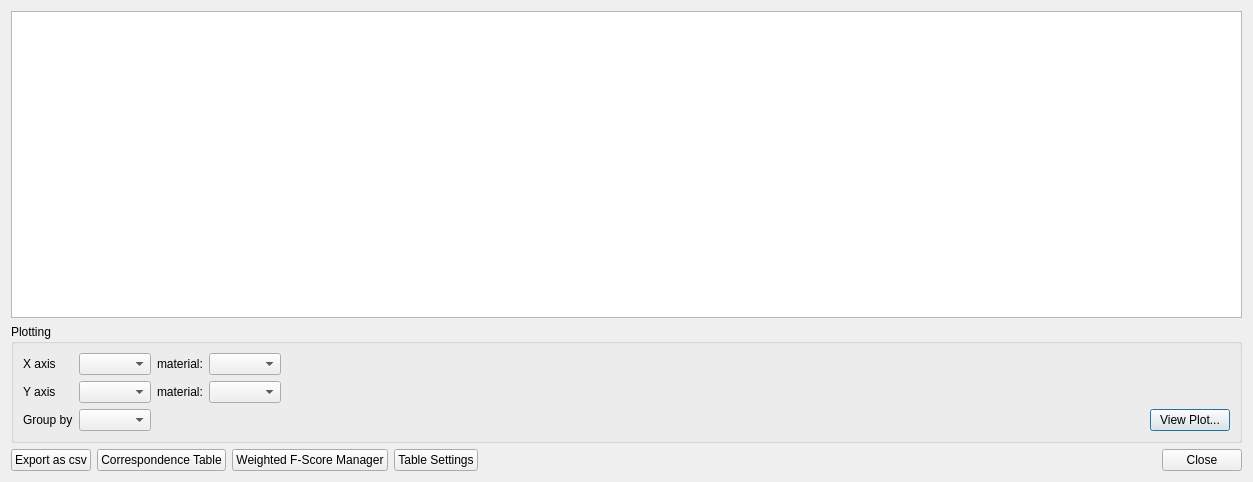
Before: the Qt Designer form src/ui/results_dialog.ui in LLNL/RASE, drawn with Qt 5.
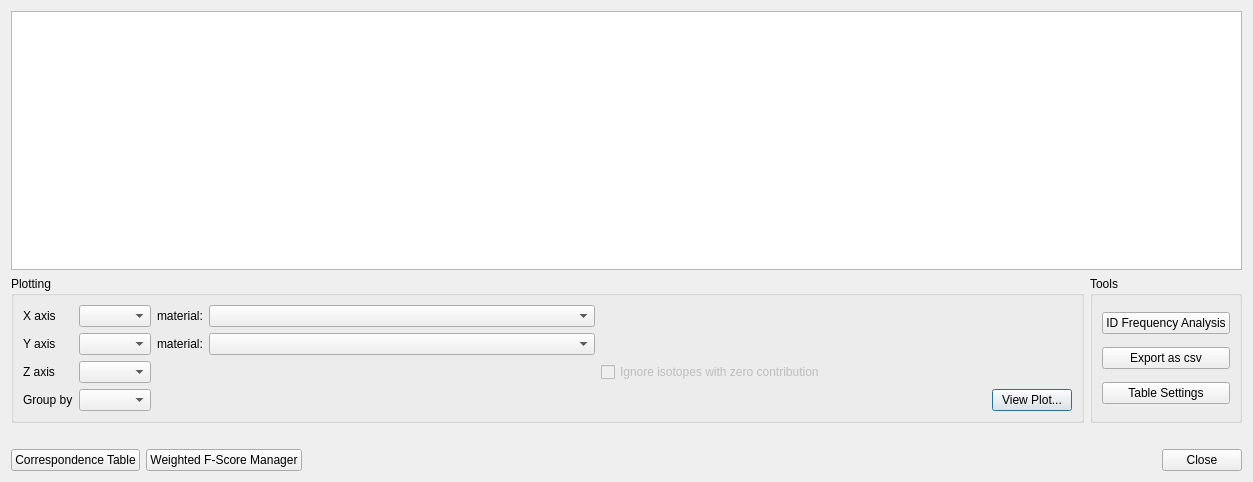
After: the same form once the commit is applied.

```diff
--- a/src/ui/results_dialog.ui
+++ b/src/ui/results_dialog.ui
@@ -13,8 +13,8 @@
   <property name="windowTitle">
    <string>View Results</string>
   </property>
-  <layout class="QGridLayout" name="gridLayout_2">
-   <item row="0" column="0">
+  <layout class="QVBoxLayout" name="verticalLayout">
+   <item>
     <widget class="QTableView" name="tblResView">
      <property name="editTriggers">
       <set>QAbstractItemView::NoEditTriggers</set>
@@ -24,57 +24,51 @@
      </property>
     </widget>
    </item>
-   <item row="1" column="0">
+   <item>
+    <layout class="QHBoxLayout" name="horizontalLayout_2">
+     <property name="bottomMargin">
+      <number>20</number>
+     </property>
+     <item>
     <widget class="QGroupBox" name="Plotting">
      <property name="title">
       <string>Plotting</string>
      </property>
      <layout class="QGridLayout" name="gridLayout">
+        <item row="4" column="5">
+         <widget class="QPushButton" name="btnViewPlot">
+          <property name="enabled">
+           <bool>true</bool>
+          </property>
+          <property name="text">
+           <string>View Plot...</string>
+          </property>
+         </widget>
+        </item>
+        <item row="4" column="1">
+         <widget class="QComboBox" name="cmbGroupBy"/>
+        </item>
+        <item row="3" column="1">
+         <widget class="QComboBox" name="cmbZaxis"/>
+        </item>
       <item row="1" column="3">
        <widget class="QComboBox" name="cmbYmat"/>
       </item>
-      <item row="0" column="0">
-       <widget class="QLabel" name="label">
-        <property name="text">
-         <string>X axis</string>
-        </property>
-       </widget>
-      </item>
-      <item row="0" column="4">
-       <spacer name="horizontalSpacer_4">
-        <property name="orientation">
-         <enum>Qt::Horizontal</enum>
-        </property>
-        <property name="sizeHint" stdset="0">
-         <size>
-          <width>40</width>
-          <height>20</height>
-         </size>
-        </property>
-       </spacer>
-      </item>
-      <item row="0" column="1">
-       <widget class="QComboBox" name="cmbXaxis"/>
-      </item>
-      <item row="1" column="2">
-       <widget class="QLabel" name="txtYmat">
-        <property name="text">
-         <string>material:</string>
-        </property>
-       </widget>
-      </item>
       <item row="0" column="3">
        <widget class="QComboBox" name="cmbXmat"/>
       </item>
-      <item row="2" column="1">
-       <widget class="QComboBox" name="cmbZaxis"/>
-      </item>
-      <item row="2" column="0">
-       <widget class="QLabel" name="label_3">
-        <property name="text">
-         <string>Group by</string>
-        </property>
-       </widget>
+        <item row="4" column="4">
+         <spacer name="horizontalSpacer">
+          <property name="orientation">
+           <enum>Qt::Horizontal</enum>
+          </property>
+          <property name="sizeHint" stdset="0">
+           <size>
+            <width>40</width>
+            <height>20</height>
+           </size>
+          </property>
+         </spacer>
       </item>
       <item row="1" column="4">
        <spacer name="horizontalSpacer_2">
@@ -89,6 +83,30 @@
         </property>
        </spacer>
       </item>
+        <item row="0" column="0">
+         <widget class="QLabel" name="label">
+          <property name="text">
+           <string>X axis</string>
+          </property>
+         </widget>
+        </item>
+        <item row="3" column="0">
+         <widget class="QLabel" name="label_4">
+          <property name="text">
+           <string>Z axis</string>
+          </property>
+         </widget>
+        </item>
+        <item row="4" column="0">
+         <widget class="QLabel" name="label_3">
+          <property name="text">
+           <string>Group by</string>
+          </property>
+         </widget>
+        </item>
+        <item row="1" column="1">
+         <widget class="QComboBox" name="cmbYaxis"/>
+        </item>
       <item row="1" column="0">
        <widget class="QLabel" name="label_2">
         <property name="text">
@@ -103,11 +121,18 @@
         </property>
        </widget>
       </item>
-      <item row="1" column="1">
-       <widget class="QComboBox" name="cmbYaxis"/>
-      </item>
-      <item row="2" column="4">
-       <spacer name="horizontalSpacer">
+        <item row="1" column="2">
+         <widget class="QLabel" name="txtYmat">
+          <property name="text">
+           <string>material:</string>
+          </property>
+         </widget>
+        </item>
+        <item row="0" column="1">
+         <widget class="QComboBox" name="cmbXaxis"/>
+        </item>
+        <item row="0" column="4">
+         <spacer name="horizontalSpacer_4">
         <property name="orientation">
          <enum>Qt::Horizontal</enum>
         </property>
@@ -119,21 +144,48 @@
         </property>
        </spacer>
       </item>
-      <item row="2" column="5">
-       <widget class="QPushButton" name="btnViewPlot">
+        <item row="3" column="3">
+         <spacer name="horizontalSpacer_6">
+          <property name="orientation">
+           <enum>Qt::Horizontal</enum>
+          </property>
+          <property name="sizeHint" stdset="0">
+           <size>
+            <width>40</width>
+            <height>20</height>
+           </size>
+          </property>
+         </spacer>
+        </item>
+        <item row="3" column="4">
+         <widget class="QCheckBox" name="cb_removezero">
         <property name="enabled">
-         <bool>true</bool>
+           <bool>false</bool>
         </property>
         <property name="text">
-         <string>View Plot...</string>
+           <string>Ignore isotopes with zero contribution</string>
         </property>
        </widget>
       </item>
      </layout>
     </widget>
    </item>
-   <item row="2" column="0">
-    <layout class="QHBoxLayout" name="horizontalLayout">
+     <item>
+      <widget class="QGroupBox" name="groupBox">
+       <property name="title">
+        <string>Tools</string>
+       </property>
+       <layout class="QVBoxLayout" name="verticalLayout_2">
+        <item>
+         <widget class="QPushButton" name="btnFreqAnalysis">
+          <property name="toolTip">
+           <string>Perform frequency analysis of identification results for selected rows</string>
+          </property>
+          <property name="text">
+           <string>ID Frequency Analysis</string>
+          </property>
+         </widget>
+        </item>
      <item>
       <widget class="QPushButton" name="buttonExport">
        <property name="text">
@@ -142,6 +194,20 @@
       </widget>
      </item>
      <item>
+         <widget class="QPushButton" name="btnSettings">
+          <property name="text">
+           <string>Table Settings</string>
+          </property>
+         </widget>
+        </item>
+       </layout>
+      </widget>
+     </item>
+    </layout>
+   </item>
+   <item>
+    <layout class="QHBoxLayout" name="horizontalLayout">
+     <item>
       <widget class="QPushButton" name="buttonCorrTable">
        <property name="text">
         <string>Correspondence Table</string>
@@ -155,13 +221,6 @@
        </property>
       </widget>
      </item>
-     <item>
-      <widget class="QPushButton" name="btnSettings">
-       <property name="text">
-        <string>Table Settings</string>
-       </property>
-      </widget>
-     </item>
      <item>
       <spacer name="horizontalSpacer_3">
        <property name="orientation">
```
Lines whose indentation alone changed are shown as unchanged.
